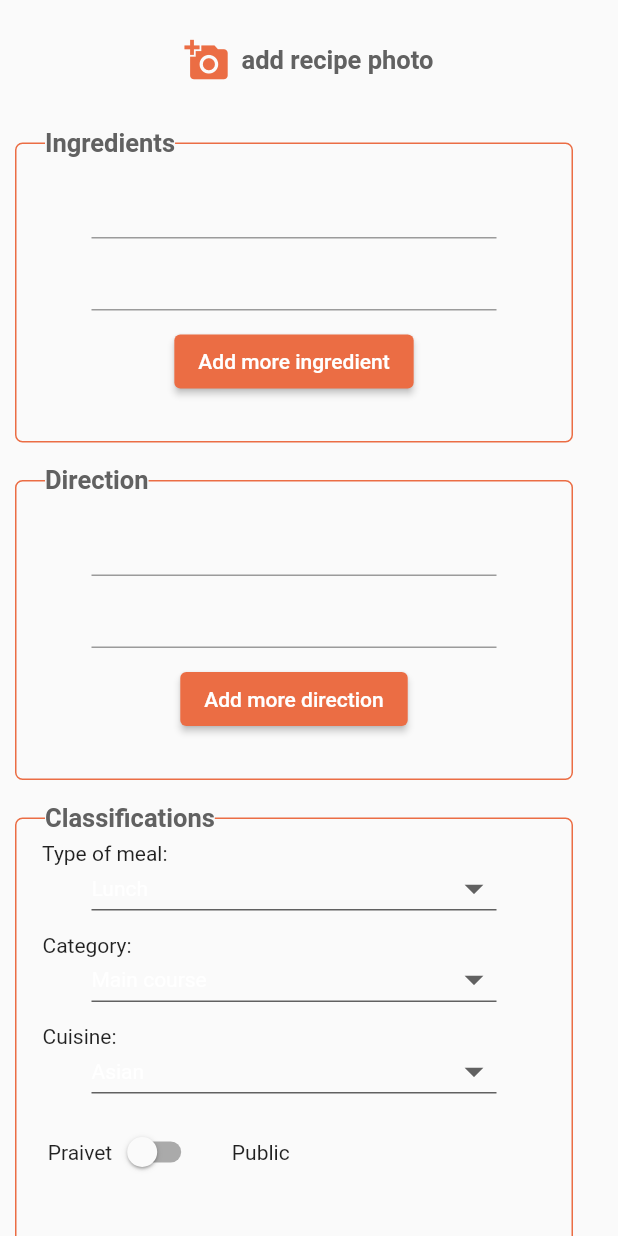
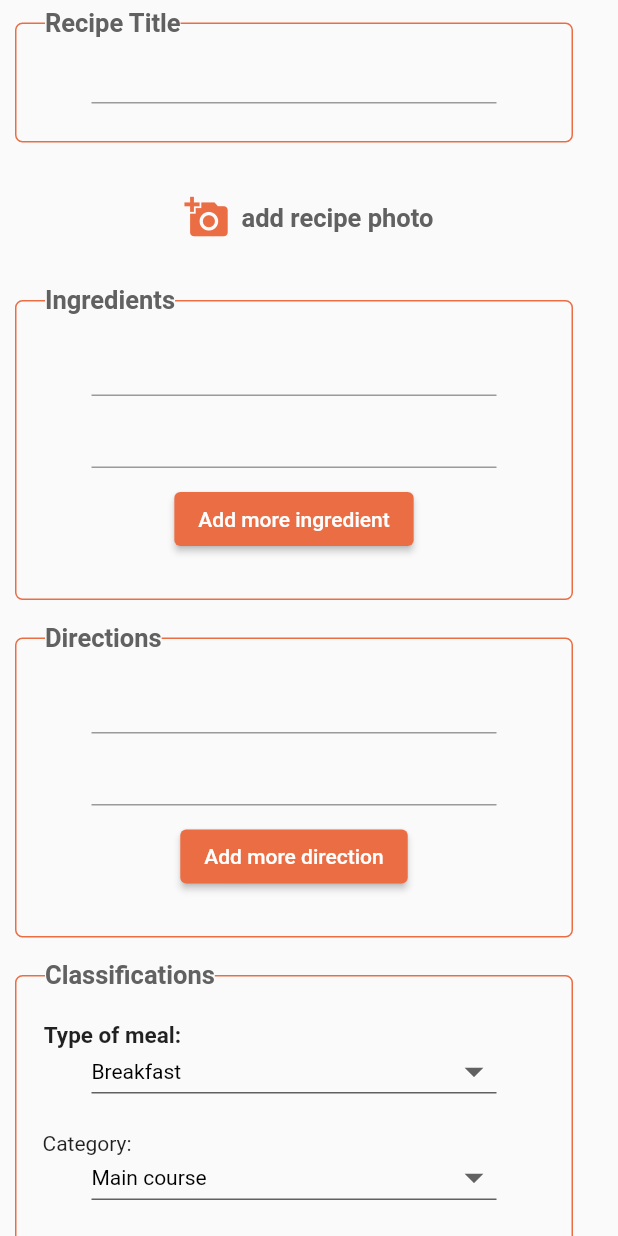
Before and after one commit to sarahAldrees/InstaYum-G7, a Flutter app: the addRecipePage screen opened directly, on a phone screen of 412 x 824 dp. Run offline on Flutter 3.47's test engine with Material 2 defaults, Android fonts, the phone set to English and light mode, and no system bars; our stand-ins replace cloud_firestore, firebase_auth, firebase_core, firebase_storage, image_picker; accounts and stored records are empty; network calls fail.

Commit message:
After changing the add recipe version1

```diff
--- a/lib/add_recipe_page.dart
+++ b/lib/add_recipe_page.dart
@@ -8,6 +8,11 @@ class addRecipePage extends StatefulWidget {
 }
 
 class addRecipe extends State<addRecipePage> {
+  final _formKey = GlobalKey<FormState>();
+  String _recipeTitle = "";
+  List<String> _userIngredients = List<String>();
+  List<String> _userDirections = List<String>();
+
   //var dropdownValue;
   bool isSwitched = false;
   //-----------------------list componint of dropdown list-----------------
@@ -25,7 +30,7 @@ class addRecipe extends State<addRecipePage> {
     'Egypt',
     'Lebanese'
   ];
-  var categoryricpe = [
+  var recipeCategories = [
     'Main course',
     'Soups',
     'Salads',
@@ -33,36 +38,68 @@ class addRecipe extends State<addRecipePage> {
     'Drinks',
     'Appetizers'
   ];
-  var cusinurentSelectedValue = 'Asian';
-  var CategorycurentSelectedValue = 'Main course';
-  var curentSelectedValue = 'Lunch';
+  var currentSelectedCuisine = 'Asian';
+  var currentSelectedCategory = 'Main course';
+  var currentSelectedTypeOfMeal = 'Breakfast';
+  int ingredientCounter = 0;
+  int directionCounter = 0;
+
   //-----------------------------------
   bool value = false;
   @override
   Widget build(BuildContext context) {
     return Scaffold(
-        body: ListView(
+      body: Form(
+        key: _formKey,
+        child: ListView(
           children: [
+            Stack(
+              children: [
+                Container(
+                  //the big container
+                  width: double.infinity,
+                  height: 80,
+                  margin: EdgeInsets.fromLTRB(10, 15, 30, 10),
+                  padding: EdgeInsets.only(bottom: 10, top: 15),
+                  decoration: BoxDecoration(
+                    border: Border.all(color: Color(0xFFeb6d44), width: 1),
+                    borderRadius: BorderRadius.circular(5),
+                    shape: BoxShape.rectangle,
+                  ),
+                  child: Container(
+                    margin: EdgeInsets.only(bottom: 15, left: 50, right: 50),
+                    child: TextFormField(
+                      key: ValueKey("recipe_title"),
+                      validator: (value) {},
+                      onSaved: (value) {
+                        _recipeTitle = value;
+                      },
+                    ),
+                  ),
+                ),
+                Positioned(
+                  left: 20,
+                  top: 5,
+                  child: Container(
+                    //the container of the title text
+                    padding: EdgeInsets.only(bottom: 0, left: 10, right: 10),
+                    child: Text(
+                      "Recipe Title",
+                      style: TextStyle(
+                        backgroundColor: Colors.grey[50],
+                        fontSize: 17,
+                        fontWeight: FontWeight.bold,
+                        color: Colors.grey[700],
+                      ),
+                    ),
+                  ),
+                ),
+              ],
+            ),
+
             //---------------add photo-------------
             Container(
-          // child: Stack(children: <Widget>[
-          //child: Center(
-          //child: Container(
-          // decoration: BoxDecoration(
-          //   border: Border.only(
-          //       color: Color(
-          //     0xFFeb6d44,
-          //   )),
-          //   borderRadius: BorderRadius.all(
-          //     Radius.circular(5.0),
-          //   ),
-          // ),
-
-          //margin: EdgeInsets.only(top: 30, bottom: 15, left: 10, right: 50),
-          // margin: EdgeInsets.only(
-          //   left: 5,
-          // ),
-
+              //the big container
               width: 50,
               height: 80,
               alignment: Alignment.center,
@@ -82,9 +119,11 @@ class addRecipe extends State<addRecipePage> {
                 ),
               ),
             ),
+            //---------------Ingredients-------------
             Stack(
               children: <Widget>[
                 Container(
+                  //the biggest border
                   width: double.infinity,
                   height: 200,
                   margin: EdgeInsets.fromLTRB(10, 15, 30, 10),
@@ -95,44 +134,37 @@ class addRecipe extends State<addRecipePage> {
                     shape: BoxShape.rectangle,
                   ),
                   child: Container(
-                margin: EdgeInsets.only(bottom: 15, left: 50, right: 50),
+                    //the container of the text fields only
+                    margin: EdgeInsets.only(bottom: 10, left: 50, right: 50),
                     child: ListView(
                       children: [
-                    TextField(
-                      decoration: InputDecoration(
-                        focusedBorder: UnderlineInputBorder(
-                          borderSide:
-                              BorderSide(color: Color(0xFFeb6d44), width: 2),
+                        TextFormField(
+                          key: ValueKey("ingredient${ingredientCounter++}"),
+                          validator: (value) {},
+                          onSaved: (value) {
+                            _userIngredients[ingredientCounter - 1] = value;
+                          },
                         ),
-                      ),
-                    ),
-                    TextField(
-                      decoration: InputDecoration(
-                        focusedBorder: UnderlineInputBorder(
-                          borderSide:
-                              BorderSide(color: Color(0xFFeb6d44), width: 2),
-                        ),
-                      ),
+                        TextFormField(
+                          key: ValueKey("ingredient${ingredientCounter++}"),
+                          validator: (value) {},
+                          onSaved: (value) {
+                            _userIngredients[ingredientCounter - 1] = value;
+                          },
                         ),
                         Container(
+                          //the container of the add ingredients button
                           margin: EdgeInsets.only(top: 10),
                           child: Align(
                             alignment: Alignment.bottomCenter,
-
                             child: ElevatedButton(
                               onPressed: () {},
                               child: Text('Add more ingredient'),
                               style: ButtonStyle(
-                              backgroundColor:
-                                  MaterialStateProperty.all(Color(0xFFeb6d44)),
-                            )),
-                        // OutlinedButton(
-                        //     onPressed: () {},
-                        //     child: Text("add more ingredient"),
-                        //     style: ButtonStyle(
-                        //       foregroundColor:
-                        //           MaterialStateProperty.all(Color(0xFFeb6d44)),
-                        //     )
+                                backgroundColor: MaterialStateProperty.all(
+                                    Color(0xFFeb6d44)),
+                              ),
+                            ),
                           ),
                         ),
                       ],
@@ -143,9 +175,8 @@ class addRecipe extends State<addRecipePage> {
                   left: 20,
                   top: 5,
                   child: Container(
+                    //the container of the ingredients text
                     padding: EdgeInsets.only(bottom: 10, left: 10, right: 10),
-
-                  //color: Colors.white,
                     child: Text(
                       "Ingredients",
                       style: TextStyle(
@@ -155,7 +186,8 @@ class addRecipe extends State<addRecipePage> {
                         color: Colors.grey[700],
                       ),
                     ),
-                )),
+                  ),
+                ),
               ],
             ),
             //------------------direction-------------------------
@@ -175,41 +207,32 @@ class addRecipe extends State<addRecipePage> {
                     margin: EdgeInsets.only(bottom: 15, left: 50, right: 50),
                     child: ListView(
                       children: [
-                    TextField(
-                      decoration: InputDecoration(
-                        focusedBorder: UnderlineInputBorder(
-                          borderSide:
-                              BorderSide(color: Color(0xFFeb6d44), width: 2),
+                        TextFormField(
+                          key: ValueKey("direction${directionCounter++}"),
+                          validator: (value) {},
+                          onSaved: (value) {
+                            _userDirections[directionCounter - 1] = value;
+                          },
                         ),
-                      ),
-                    ),
-                    TextField(
-                      decoration: InputDecoration(
-                        focusedBorder: UnderlineInputBorder(
-                          borderSide:
-                              BorderSide(color: Color(0xFFeb6d44), width: 2),
-                        ),
-                      ),
+                        TextFormField(
+                          key: ValueKey("direction${directionCounter++}"),
+                          validator: (value) {},
+                          onSaved: (value) {
+                            _userDirections[directionCounter - 1] = value;
+                          },
                         ),
                         Container(
                           margin: EdgeInsets.only(top: 10),
                           child: Align(
                             alignment: Alignment.bottomCenter,
-
                             child: ElevatedButton(
                               onPressed: () {},
                               child: Text('Add more direction'),
                               style: ButtonStyle(
-                              backgroundColor:
-                                  MaterialStateProperty.all(Color(0xFFeb6d44)),
-                            )),
-                        // OutlinedButton(
-                        //     onPressed: () {},
-                        //     child: Text("add more ingredient"),
-                        //     style: ButtonStyle(
-                        //       foregroundColor:
-                        //           MaterialStateProperty.all(Color(0xFFeb6d44)),
-                        //     )
+                                backgroundColor: MaterialStateProperty.all(
+                                    Color(0xFFeb6d44)),
+                              ),
+                            ),
                           ),
                         ),
                       ],
@@ -221,10 +244,8 @@ class addRecipe extends State<addRecipePage> {
                   top: 5,
                   child: Container(
                     padding: EdgeInsets.only(bottom: 10, left: 10, right: 10),
-
-                  //color: Colors.white,
                     child: Text(
-                    "Direction",
+                      "Directions",
                       style: TextStyle(
                         backgroundColor: Colors.grey[50],
                         fontSize: 17,
@@ -232,10 +253,10 @@ class addRecipe extends State<addRecipePage> {
                         color: Colors.grey[700],
                       ),
                     ),
-                )),
+                  ),
+                ),
               ],
             ),
-        //-------------last dirction -----------------
             //------------------classification ---------------------
             Stack(
               children: <Widget>[
@@ -243,7 +264,7 @@ class addRecipe extends State<addRecipePage> {
                   width: double.infinity,
                   height: 300,
                   margin: EdgeInsets.fromLTRB(10, 15, 30, 10),
-              padding: EdgeInsets.only(bottom: 10, top: 15),
+                  padding: EdgeInsets.only(bottom: 10, top: 30),
                   decoration: BoxDecoration(
                     border: Border.all(color: Color(0xFFeb6d44), width: 1),
                     borderRadius: BorderRadius.circular(5),
@@ -251,15 +272,22 @@ class addRecipe extends State<addRecipePage> {
                   ),
                   child: ListView(
                     children: [
-                  //------1--------------
-                  Text("     Type of meal:"),
+                      //----dropdown--1--------
+                      Text(
+                        "     Type of meal:",
+                        style: TextStyle(
+                          fontWeight: FontWeight.w600,
+                          fontSize: 15,
+                        ),
+                      ),
                       Container(
-                    margin: EdgeInsets.only(bottom: 15, left: 50, right: 50),
+                        margin:
+                            EdgeInsets.only(bottom: 15, left: 50, right: 50),
                         alignment: Alignment.center,
                         child: DropdownButton<String>(
                           isExpanded: true,
                           isDense: true,
-                      value: curentSelectedValue,
+                          value: currentSelectedTypeOfMeal,
                           icon: Icon(
                             Icons.arrow_drop_down,
                             color: Colors.grey[700],
@@ -271,15 +299,16 @@ class addRecipe extends State<addRecipePage> {
                           ),
                           onChanged: (String newValue) {
                             setState(() {
-                          curentSelectedValue = newValue;
+                              currentSelectedTypeOfMeal = newValue;
                             });
                           },
+                          //????????
                           style: const TextStyle(color: Color(0xFFeb6d44)),
                           selectedItemBuilder: (BuildContext context) {
                             return recipeType.map((String value) {
                               return Text(
-                            curentSelectedValue,
-                            style: const TextStyle(color: Colors.white),
+                                currentSelectedTypeOfMeal,
+                                style: const TextStyle(color: Colors.black),
                               );
                             }).toList();
                           },
@@ -294,14 +323,18 @@ class addRecipe extends State<addRecipePage> {
                       ),
 
                       //----dropdown--2--------
+                      SizedBox(
+                        height: 10,
+                      ),
                       Text("     Category:"),
                       Container(
-                    margin: EdgeInsets.only(bottom: 15, left: 50, right: 50),
+                        margin:
+                            EdgeInsets.only(bottom: 15, left: 50, right: 50),
                         alignment: Alignment.center,
                         child: DropdownButton<String>(
                           isExpanded: true,
                           isDense: true,
-                      value: CategorycurentSelectedValue,
+                          value: currentSelectedCategory,
                           icon: Icon(
                             Icons.arrow_drop_down,
                             color: Colors.grey[700],
@@ -313,19 +346,19 @@ class addRecipe extends State<addRecipePage> {
                           ),
                           onChanged: (String newValue) {
                             setState(() {
-                          CategorycurentSelectedValue = newValue;
+                              currentSelectedCategory = newValue;
                             });
                           },
                           style: const TextStyle(color: Color(0xFFeb6d44)),
                           selectedItemBuilder: (BuildContext context) {
-                        return categoryricpe.map((String value) {
+                            return recipeCategories.map((String value) {
                               return Text(
-                            CategorycurentSelectedValue,
-                            style: const TextStyle(color: Colors.white),
+                                currentSelectedCategory,
+                                style: const TextStyle(color: Colors.black),
                               );
                             }).toList();
                           },
-                      items: categoryricpe
+                          items: recipeCategories
                               .map<DropdownMenuItem<String>>((String value) {
                             return DropdownMenuItem<String>(
                               value: value,
@@ -335,14 +368,18 @@ class addRecipe extends State<addRecipePage> {
                         ),
                       ),
                       //---------------3------------------
+                      SizedBox(
+                        height: 10,
+                      ),
                       Text("     Cuisine:"),
                       Container(
-                    margin: EdgeInsets.only(bottom: 15, left: 50, right: 50),
+                        margin:
+                            EdgeInsets.only(bottom: 15, left: 50, right: 50),
                         alignment: Alignment.center,
                         child: DropdownButton<String>(
                           isExpanded: true,
                           isDense: true,
-                      value: cusinurentSelectedValue,
+                          value: currentSelectedCuisine,
                           icon: Icon(
                             Icons.arrow_drop_down,
                             color: Colors.grey[700],
@@ -354,20 +391,20 @@ class addRecipe extends State<addRecipePage> {
                           ),
                           onChanged: (String newValue) {
                             setState(() {
-                          cusinurentSelectedValue = newValue;
+                              currentSelectedCuisine = newValue;
                             });
                           },
                           style: const TextStyle(color: Color(0xFFeb6d44)),
                           selectedItemBuilder: (BuildContext context) {
                             return cuisine.map((String value) {
                               return Text(
-                            cusinurentSelectedValue,
-                            style: const TextStyle(color: Colors.white),
+                                currentSelectedCuisine,
+                                style: const TextStyle(color: Colors.black),
                               );
                             }).toList();
                           },
-                      items:
-                          cuisine.map<DropdownMenuItem<String>>((String value) {
+                          items: cuisine
+                              .map<DropdownMenuItem<String>>((String value) {
                             return DropdownMenuItem<String>(
                               value: value,
                               child: Text(value),
@@ -391,7 +428,7 @@ class addRecipe extends State<addRecipePage> {
                               activeTrackColor: Colors.orange[600],
                               activeColor: Color(0xFFeb6d44),
                             ),
-                        Text("      Public"),
+                            Text("Public"),
                           ],
                         ),
                       ),
@@ -403,8 +440,6 @@ class addRecipe extends State<addRecipePage> {
                     top: 5,
                     child: Container(
                       padding: EdgeInsets.only(bottom: 10, left: 10, right: 10),
-
-                  //color: Colors.white,
                       child: Text(
                         "Classifications",
                         style: TextStyle(
@@ -427,13 +462,16 @@ class addRecipe extends State<addRecipePage> {
                     onPressed: () {},
                     child: Text('Add recipe'),
                     style: ButtonStyle(
-                  backgroundColor: MaterialStateProperty.all(Color(0xFFeb6d44)),
+                      backgroundColor:
+                          MaterialStateProperty.all(Color(0xFFeb6d44)),
                     ),
                   ),
                 )
                 //),
                 ),
           ],
-    ));
+        ),
+      ),
+    );
   }
 }
```
Lines whose indentation alone changed are shown as unchanged.
